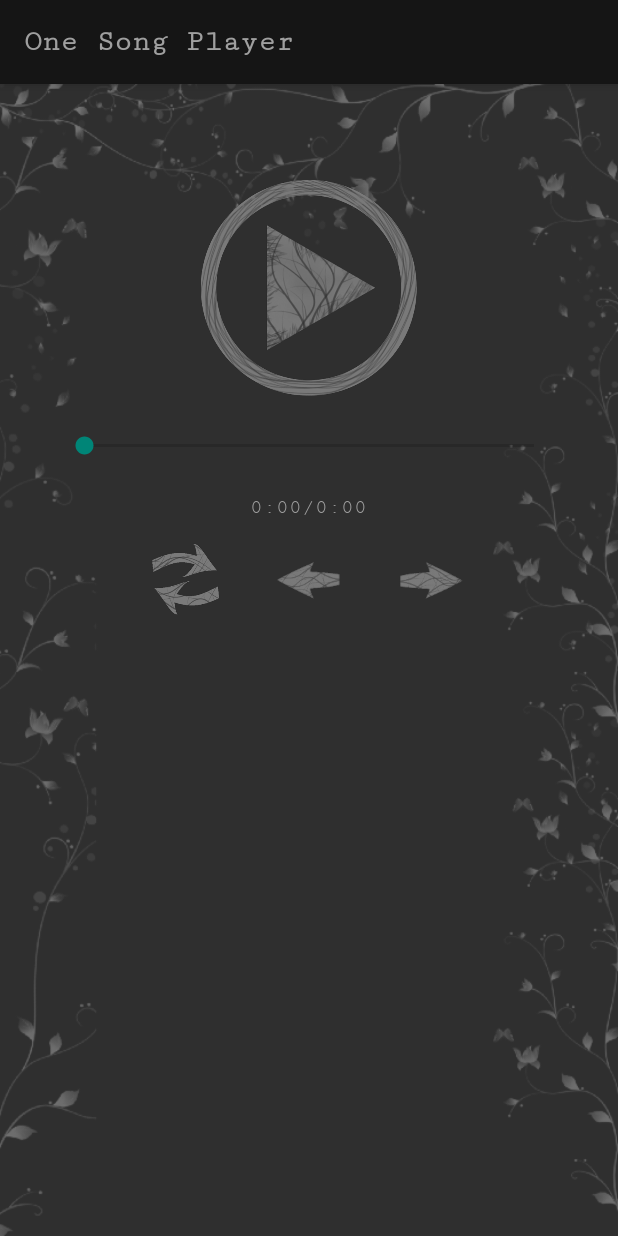
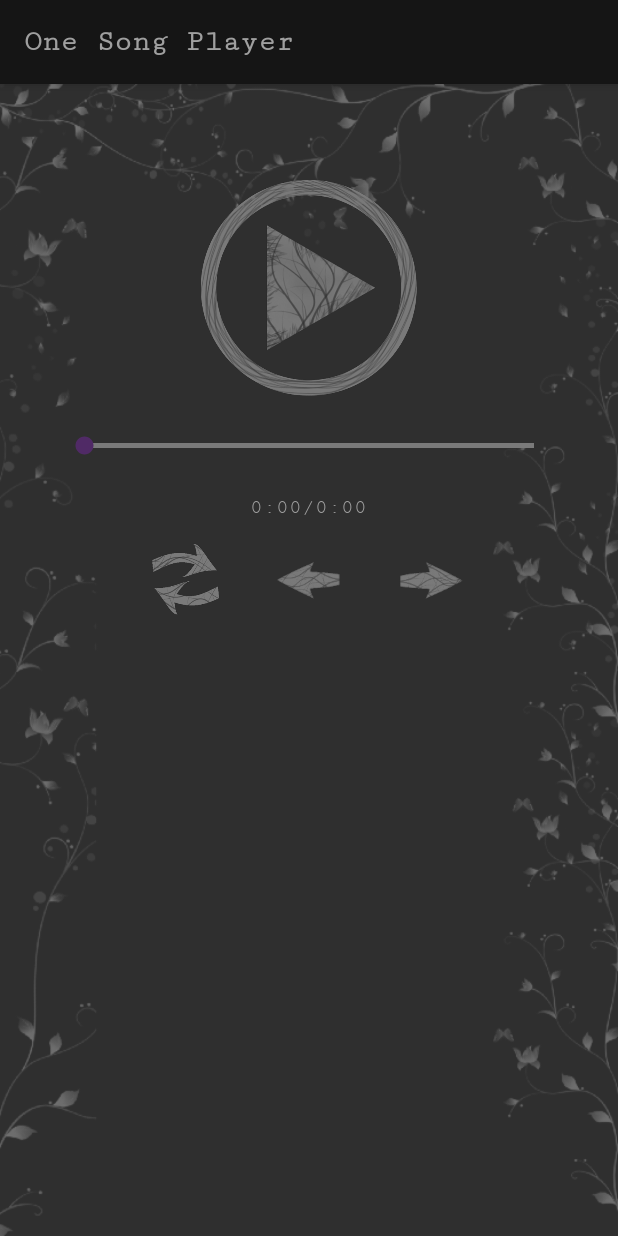
Before and after one commit to eovka/OneSongPlayer, an Android app: the screen it shows after launch (MainActivity), on a phone screen of 412 x 824 dp. Run offline under Robolectric (Android 15) with nearby library versions, the phone set to English and light mode, and no system bars.

Commit message:
Customized seekbar colors and outsourcing resources

```diff
--- /dev/null
+++ b/app/src/main/res/drawable/seekbar.xml
@@ -0,0 +1,17 @@
+<?xml version="1.0" encoding="utf-8"?>
+<layer-list xmlns:android="http://schemas.android.com/apk/res/android" >
+    <item android:id="@android:id/background">
+        <shape android:shape="rectangle" >
+            <solid
+                android:color="@color/buttonColor" />
+        </shape>
+    </item>
+    <item android:id="@android:id/progress">
+        <clip>
+            <shape android:shape="rectangle" >
+                <solid
+                    android:color="@color/colorAccent" />
+            </shape>
+        </clip>
+    </item>
+</layer-list>
--- a/app/src/main/res/layout/activity_main.xml
+++ b/app/src/main/res/layout/activity_main.xml
@@ -1,5 +1,6 @@
 <?xml version="1.0" encoding="utf-8"?>
 <LinearLayout xmlns:android="http://schemas.android.com/apk/res/android"
+    xmlns:app="http://schemas.android.com/apk/res-auto"
     xmlns:tools="http://schemas.android.com/tools"
     android:layout_width="match_parent"
     android:layout_height="match_parent"
@@ -17,12 +18,17 @@
         android:contentDescription="@string/play_icon"
         android:src="@drawable/button_play" />
 
-    <SeekBar
+    <android.support.v7.widget.AppCompatSeekBar
         android:id="@+id/seek_bar"
         android:layout_width="match_parent"
         android:layout_height="wrap_content"
         android:layout_gravity="center"
-        android:layout_margin="@dimen/bigger_padding" />
+        android:layout_margin="@dimen/bigger_padding"
+        android:maxHeight="@dimen/seekbar_size"
+        android:minHeight="@dimen/seekbar_size"
+        android:progressDrawable="@drawable/seekbar"
+        android:thumbTint="@color/colorAccent"
+        app:thumbTint="@color/colorAccent" />
 
     <LinearLayout
         android:layout_width="match_parent"
@@ -34,21 +40,21 @@
             android:id="@+id/actual_time"
             android:layout_width="wrap_content"
             android:layout_height="wrap_content"
-            android:textColor="@color/textColor"
-            android:text="0:00" />
+            android:text="@string/starting_time"
+            android:textColor="@color/textColor" />
 
         <TextView
             android:layout_width="wrap_content"
             android:layout_height="wrap_content"
-            android:textColor="@color/textColor"
-            android:text="@string/slash" />
+            android:text="@string/slash"
+            android:textColor="@color/textColor" />
 
         <TextView
             android:id="@+id/song_time"
             android:layout_width="wrap_content"
             android:layout_height="wrap_content"
-            android:textColor="@color/textColor"
-            android:text="0:00" />
+            android:text="@string/starting_time"
+            android:textColor="@color/textColor" />
     </LinearLayout>
 
     <LinearLayout
@@ -60,16 +66,19 @@
         <ImageView
             android:id="@+id/restart_button"
             style="@style/buttonStyle"
+            android:contentDescription="@string/restart_button"
             android:src="@drawable/repeat_grey" />
 
         <ImageView
             android:id="@+id/back_button"
             style="@style/buttonStyle"
+            android:contentDescription="@string/back_button"
             android:src="@drawable/backward_grey" />
 
         <ImageView
             android:id="@+id/for_button"
             style="@style/buttonStyle"
+            android:contentDescription="@string/for_button"
             android:src="@drawable/forward_grey" />
     </LinearLayout>
 </LinearLayout>
--- a/app/src/main/res/values/colors.xml
+++ b/app/src/main/res/values/colors.xml
@@ -5,4 +5,5 @@
     <color name="colorAccent">#502a66</color>
     <color name="colorAccentTransparent">#66502a66</color>
     <color name="textColor">#9f9f9f</color>
+    <color name="buttonColor">#7a7a7a</color>
 </resources>
--- a/app/src/main/res/values/dimens.xml
+++ b/app/src/main/res/values/dimens.xml
@@ -1,5 +1,6 @@
 <?xml version="1.0" encoding="utf-8"?>
 <resources>
+    <dimen name="seekbar_size">3dp</dimen>
     <dimen name="small_padding">8dp</dimen>
     <dimen name="standard_padding">16dp</dimen>
     <dimen name="bigger_padding">24dp</dimen>
--- a/app/src/main/res/values/strings.xml
+++ b/app/src/main/res/values/strings.xml
@@ -2,4 +2,8 @@
     <string name="app_name">One Song Player</string>
     <string name="play_icon">a image with play sign</string>
     <string name="slash">/</string>
+    <string name="starting_time">0:00</string>
+    <string name="restart_button">restart button</string>
+    <string name="back_button">back 15 seconds button</string>
+    <string name="for_button">forward 15 seconds button</string>
 </resources>
```
